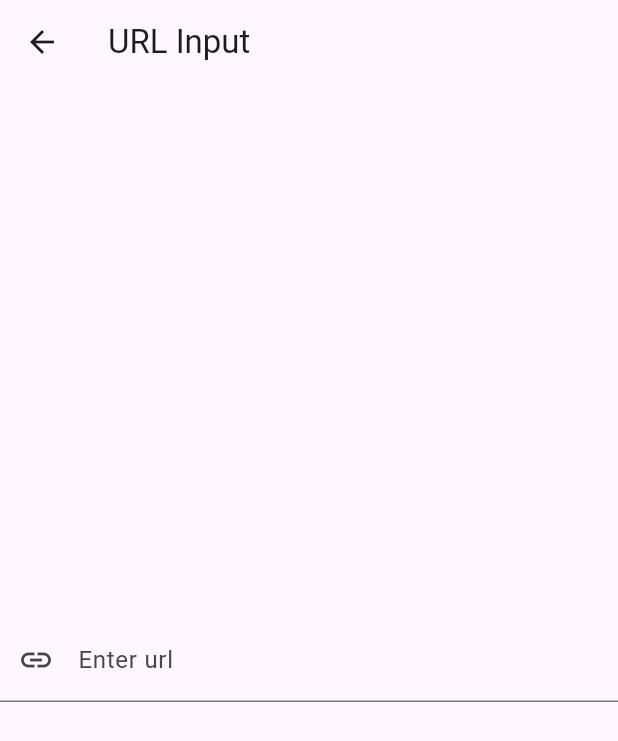
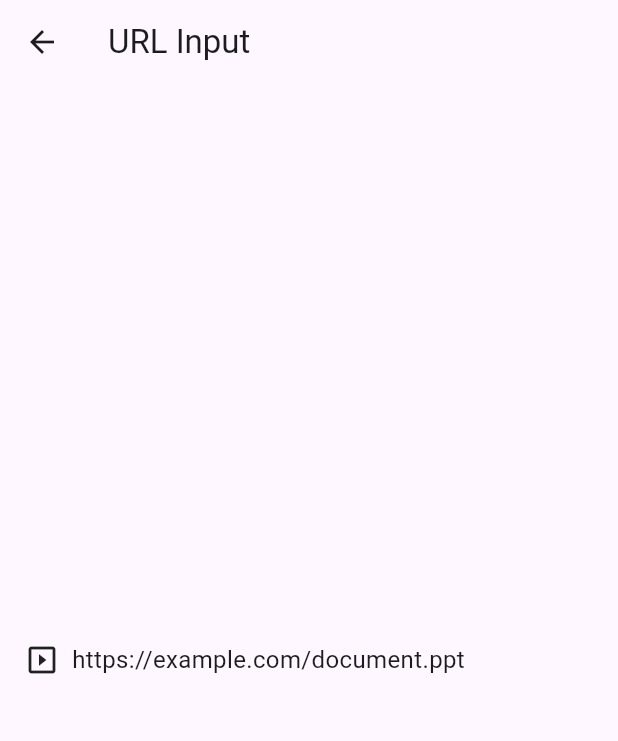
Before and after one commit to ranvirpawar/devtasks, a Flutter app: the screen it shows after launch, after a tap on "Url Input", on a phone screen of 412 x 824 dp. Shown: the top 741 px of the screen. Run offline on Flutter 3.47's test engine with Material 3 defaults, Android fonts, the phone set to English and light mode, and no system bars; our stand-ins replace get.

Commit message:
url icon class

```diff
--- a/lib/url-handling/url _input.dart
+++ b/lib/url-handling/url _input.dart
@@ -12,10 +12,11 @@ class UrlIconController extends GetxController {
     "zip": Icons.compress,
   };
 
-  void updateUrl(String url) {
+  void updateIcon(String url) {
     String? extension = url.split('.').last;
     if (extensions.containsKey(extension)) {
       icon.value = extensions[extension]!;
+
     } else {
       icon.value = Icons.link;
     }
@@ -23,18 +24,33 @@ class UrlIconController extends GetxController {
 }
 
 class UrlIconPage extends StatelessWidget {
-  final urlController = Get.put(UrlIconController());
+  final UrlIconController urlController = Get.put(UrlIconController());
 
   @override
   Widget build(BuildContext context) {
+    // Hardcoded URL
+    final String Url = "https://example.com/document.ppt";
+
+    // Update icon based on the hardcoded URL
+    urlController.updateIcon(Url);
+
     return Scaffold(
       appBar: AppBar(title: Text("URL Input")),
       body: Center(
-        child: TextField(
-          onChanged: (url) => urlController.updateUrl(url),
-          decoration: InputDecoration(
-              labelText: "Enter url",
-              prefixIcon: Obx(() => Icon(urlController.icon.value))),
+        child: Padding(
+          padding: const EdgeInsets.all(16.0),
+          child: Row(
+            crossAxisAlignment: CrossAxisAlignment.center,
+            children: [
+              Obx(() => Icon(urlController.icon.value)),
+              SizedBox(width: 8.0),
+              Text(
+                Url,
+                style: TextStyle(fontSize: 16.0),
+
+              ),
+            ],
+          ),
         ),
       ),
     );
```
